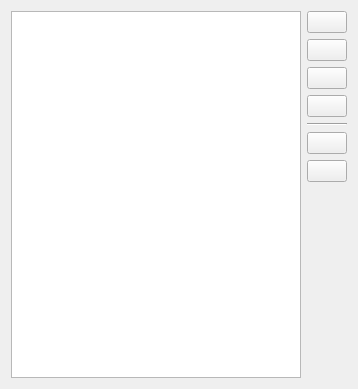
This is tools/gui/quickphrase-editor/editor.ui in fcitx/fcitx as Qt 5 draws it before an edit. The edited form follows.
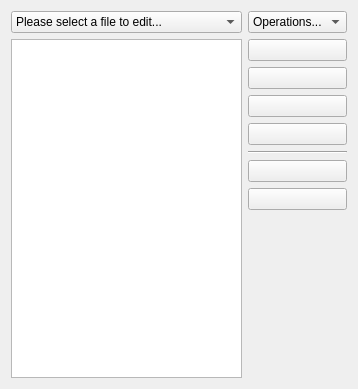
This is the edited form. Icons and pictures are not drawn.

Diff of the .ui file:
```diff
--- a/tools/gui/quickphrase-editor/editor.ui
+++ b/tools/gui/quickphrase-editor/editor.ui
@@ -12,10 +12,47 @@
   </property>
   <layout class="QHBoxLayout" name="horizontalLayout">
    <item>
-    <widget class="QTableView" name="macroTableView"/>
+    <layout class="QVBoxLayout" name="verticalLayout_2">
+     <item>
+      <widget class="QComboBox" name="fileListComboBox">
+       <item>
+        <property name="text">
+         <string>Please select a file to edit...</string>
+        </property>
+       </item>
+      </widget>
+     </item>
+     <item>
+      <widget class="QTableView" name="macroTableView"/>
+     </item>
+    </layout>
    </item>
    <item>
     <layout class="QVBoxLayout" name="verticalLayout">
+     <item>
+      <widget class="QComboBox" name="fileOperateCombox">
+       <item>
+        <property name="text">
+         <string>Operations...</string>
+        </property>
+       </item>
+       <item>
+        <property name="text">
+         <string>Add File</string>
+        </property>
+       </item>
+       <item>
+        <property name="text">
+         <string>Remove File</string>
+        </property>
+       </item>
+       <item>
+        <property name="text">
+         <string>Refresh List</string>
+        </property>
+       </item>
+      </widget>
+     </item>
      <item>
       <widget class="QPushButton" name="addButton">
        <property name="text">
```
Left out of the diff: 2 changed lines with no effect on the pictures.
